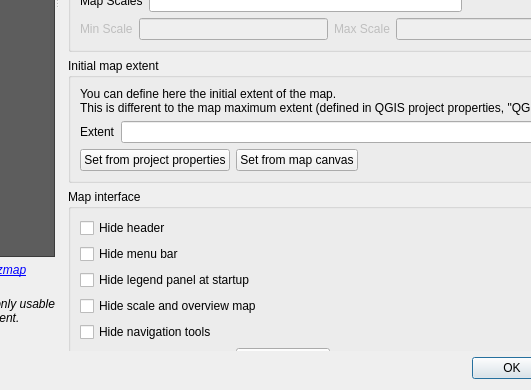
Qt form lizmap/resources/ui/ui_lizmap.ui (3liz/lizmap-plugin) before a commit; both pictures show x 212 to 743 and y 366 to 756 of the 1033 by 756 pixel window.
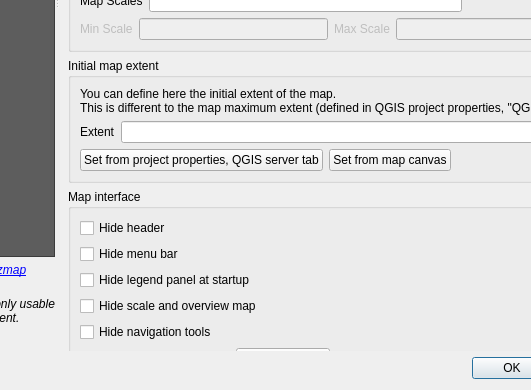
The same form after that commit. The open tabs and pages were chosen to show the change. Custom widgets are drawn as their Qt base class.

Commit message: UX - Review string and tooltip about extent

The edit to the form file:
```diff
--- a/lizmap/resources/ui/ui_lizmap.ui
+++ b/lizmap/resources/ui/ui_lizmap.ui
@@ -1043,7 +1043,7 @@
                     <item>
                      <widget class="QPushButton" name="btSetExtentFromProject">
                       <property name="text">
-                       <string>Set from project properties</string>
+                       <string>Set from project properties, QGIS server tab</string>
                       </property>
                      </widget>
                     </item>
```
Left out of the diff: 3 changed lines with no effect on the pictures.
